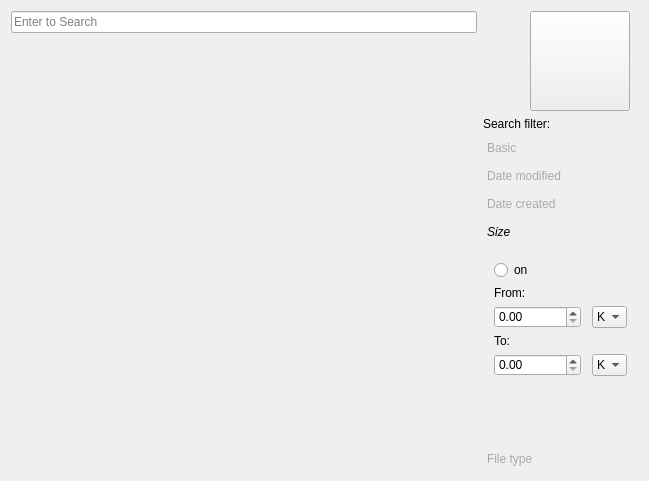
Qt form trunk/Bingo/ui/searchwidget.ui (ohio813/bingo-file-search) before a commit.
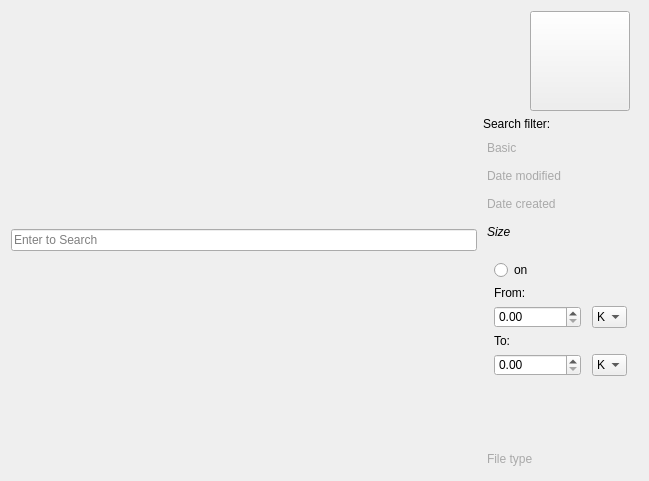
The same form after that commit. Icons and pictures are not drawn.

```diff
--- a/trunk/Bingo/ui/searchwidget.ui
+++ b/trunk/Bingo/ui/searchwidget.ui
@@ -38,14 +38,6 @@
        </property>
       </widget>
      </item>
-     <item>
-      <widget class="QWidget" name="widget" native="true">
-       <zorder>pushButton</zorder>
-       <zorder>horizontalSpacer_3</zorder>
-       <zorder>pushButton_2</zorder>
-       <zorder>horizontalSpacer_2</zorder>
-      </widget>
-     </item>
     </layout>
    </item>
    <item row="0" column="1">
```
